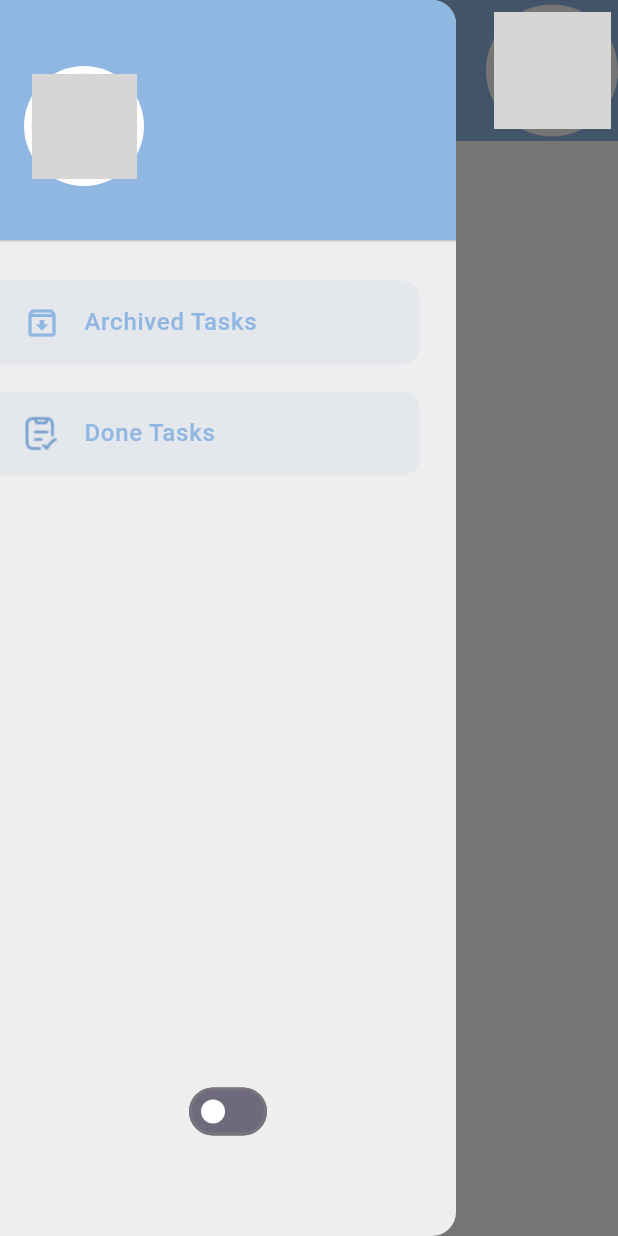
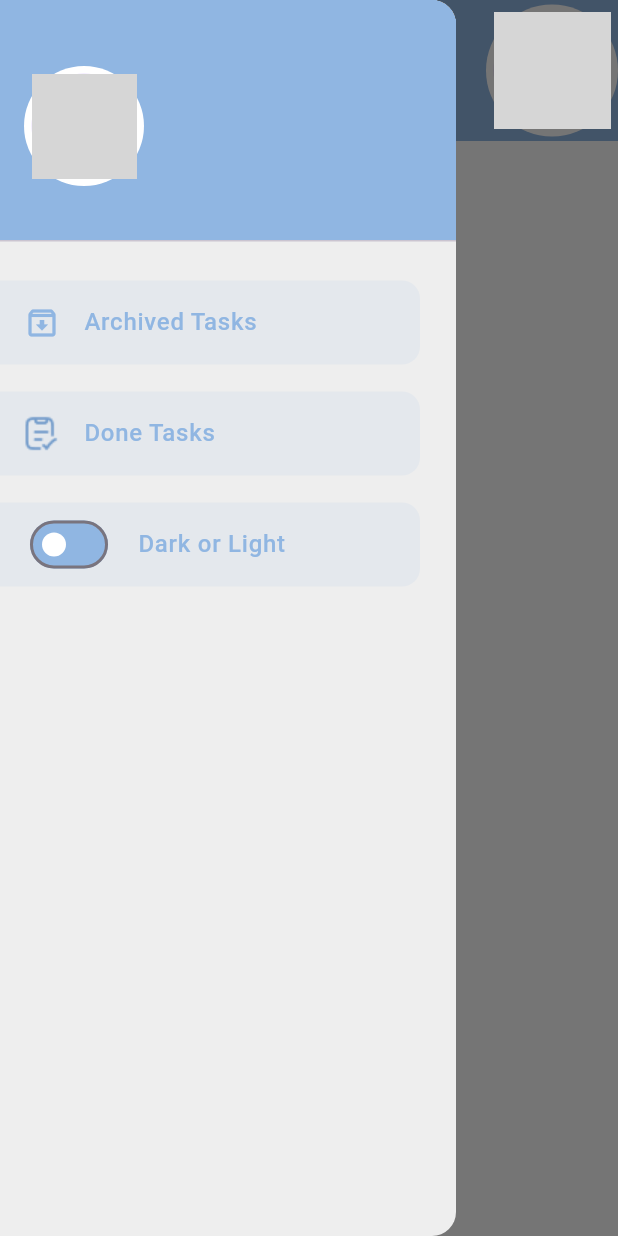
Before and after one commit to Nourhan-Elhamy/NoteApp, a Flutter app: the HomeScreen screen opened directly with empty values, with the side drawer open, on a phone screen of 412 x 824 dp. Run offline on Flutter 3.47's test engine with Material 3 defaults, Android fonts, the phone set to English and light mode, and no system bars; our stand-ins replace hive_flutter, image_picker; accounts and stored records are empty; grey boxes are pictures that could not be loaded.

Commit message:
initial commit

```diff
--- a/lib/core/utils/app_theme.dart
+++ b/lib/core/utils/app_theme.dart
@@ -9,7 +9,7 @@ final ThemeData lightThemeData = ThemeData(
     color: AppColors.black
   ),
   switchTheme: SwitchThemeData(
-      trackColor: MaterialStateProperty.all(AppColors.background),
+      trackColor: MaterialStateProperty.all(AppColors.blue),
     thumbColor: MaterialStateProperty.all(AppColors.white)
   ),
   appBarTheme: AppBarTheme(
--- a/lib/features/home/presentation/views/widgets/drawer_widget.dart
+++ b/lib/features/home/presentation/views/widgets/drawer_widget.dart
@@ -88,12 +88,27 @@ final File photo;
             ),
           ),
         ),
-        SizedBox(height: 400,),
-        Switch(
-            value: Provider.of<ThemeProvider>(context,listen: false).switchValue, onChanged:(b){
-          Provider.of<ThemeProvider>(context,listen: false).changeSwitchValue(b);
+        SizedBox(height: 18,),
+        Padding(
+          padding: const EdgeInsets.only(
+    right: 24
+    ),
+          child: ListTile(
+            shape: RoundedRectangleBorder(
+              borderRadius: BorderRadius.only(
+              topRight: Radius.circular(12)  ,
+              bottomRight       : Radius.circular(12)
+              )
+              ),
+            tileColor: AppColors.blue.withOpacity(0.1),
+            leading: Switch(
+                value: Provider.of<ThemeProvider>(context,listen: false).switchValue, onChanged:(b){
+              Provider.of<ThemeProvider>(context,listen: false).changeSwitchValue(b);
 
-        })
+            }),
+            title: Text("Dark or Light",style: TextStyle(color: AppColors.blue,fontSize: 16,fontWeight: FontWeight.w500)),
+          ),
+        )
       ],
     );
   }
```
